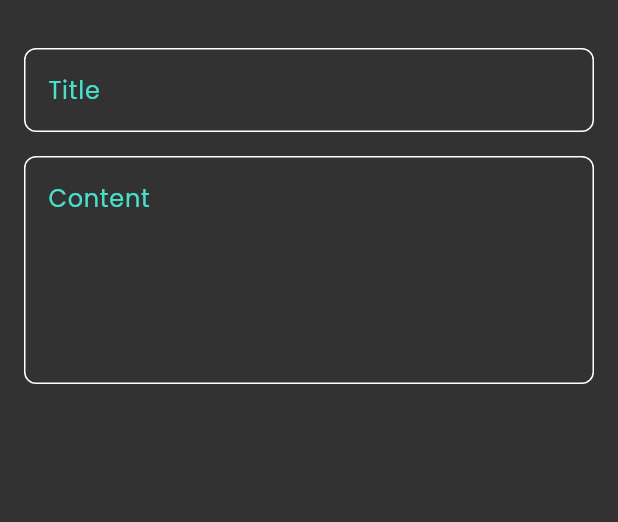
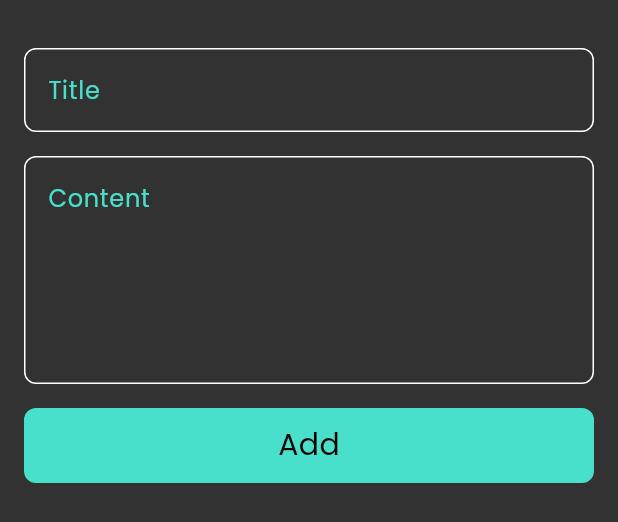
Before and after one commit to MoAbdullahConQ/notes_app, a Flutter app: the AddNoteButtomSheet widget shown alone on an empty page, opened directly, on a phone screen of 412 x 824 dp. Shown: the top 522 px of the screen. Run offline on Flutter 3.47's test engine with Material 3 defaults, Android fonts, the phone set to English and light mode, and no system bars; our stand-ins replace font_awesome_flutter.

Commit message:
finish notes bottom sheet

```diff
--- a/lib/widgets/add_note_bottom_sheet.dart
+++ b/lib/widgets/add_note_bottom_sheet.dart
@@ -1,4 +1,7 @@
 import 'package:flutter/material.dart';
+import 'package:flutter/widgets.dart';
+import 'package:notes_app/constants.dart';
+import 'package:notes_app/widgets/custom_button.dart';
 import 'package:notes_app/widgets/custom_text_field.dart';
 
 class AddNoteButtomSheet extends StatelessWidget {
@@ -8,6 +11,7 @@ class AddNoteButtomSheet extends StatelessWidget {
   Widget build(BuildContext context) {
     return const Padding(
       padding: EdgeInsets.symmetric(horizontal: 16.0),
+      child: SingleChildScrollView(
         child: Column(
           children: [
             SizedBox(height: 32),
@@ -19,7 +23,12 @@ class AddNoteButtomSheet extends StatelessWidget {
               hint: 'Content',
               maxLines: 5,
             ),
+            SizedBox(height: 16),
+            // Spacer(flex: 1),
+            CustomButton(),
+            SizedBox(height: 16),
           ],
+        ),
       ),
     );
   }
--- /dev/null
+++ b/lib/widgets/custom_button.dart
@@ -0,0 +1,26 @@
+
+import 'package:flutter/material.dart';
+import 'package:notes_app/constants.dart';
+
+class CustomButton extends StatelessWidget {
+  const CustomButton({
+    super.key,
+  });
+
+  @override
+  Widget build(BuildContext context) {
+    return Container(
+      width: MediaQuery.of(context).size.width,
+      height: 50,
+      decoration: BoxDecoration(
+        borderRadius: BorderRadius.circular(8),
+        color: kPrimaryColor,
+      ),
+      child: const Center(
+          child: Text(
+        'Add',
+        style: TextStyle(color: Colors.black, fontSize: 20),
+      )),
+    );
+  }
+}
```
Lines whose indentation alone changed are shown as unchanged.
